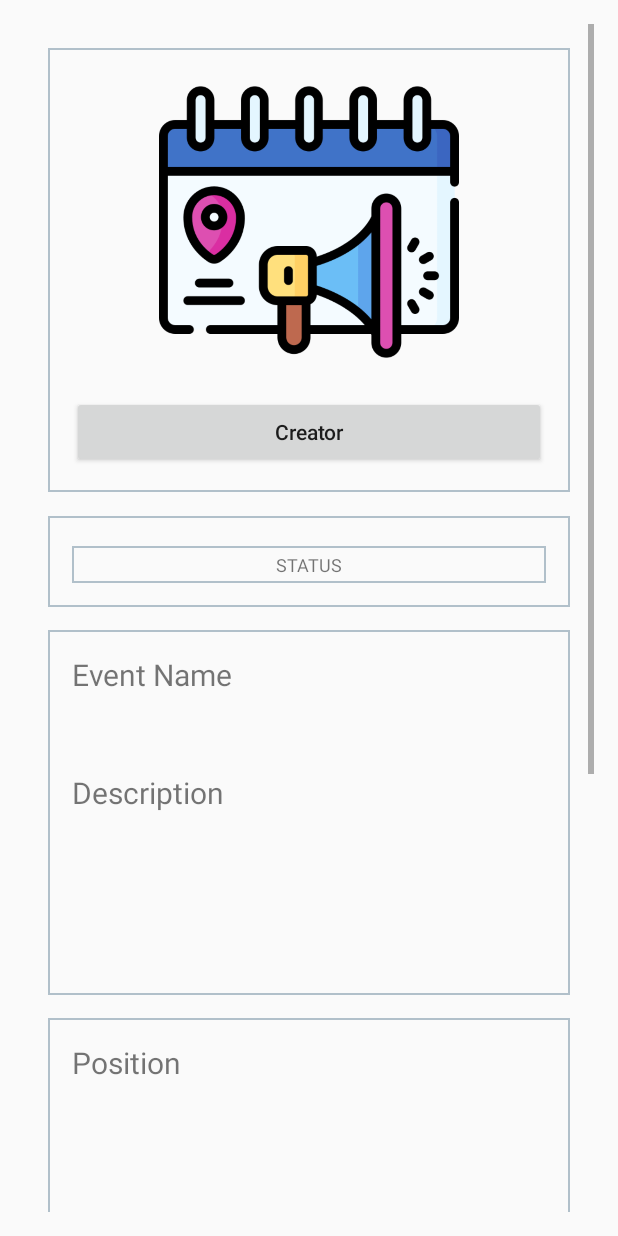
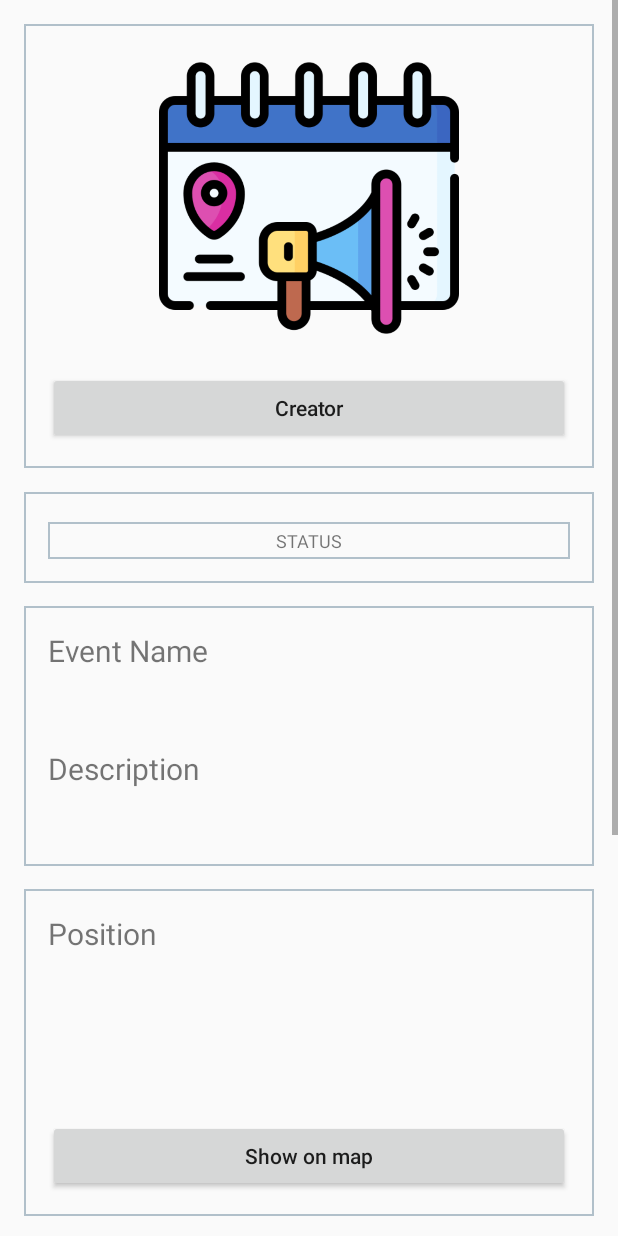
Before and after one commit to tomomoto/Meeter_AndroidClient, an Android app: the layout activity_event_readable.xml on its own in the app's theme, with its tools: preview values and no code run, on a phone screen of 412 x 824 dp. Run offline under Robolectric (Android 15) with nearby library versions, the phone set to English and light mode, and no system bars.

```diff
--- a/AndroidClient/src/main/java/com/tom/meeter/context/profile/component/activity/ProfileActivity.java
+++ b/AndroidClient/src/main/java/com/tom/meeter/context/profile/component/activity/ProfileActivity.java
@@ -56,7 +56,7 @@ import com.tom.meeter.context.profile.message.SettingsResponse;
 import com.tom.meeter.context.profile.service.ProfileService;
 import com.tom.meeter.context.profile.service.SettingsService;
 import com.tom.meeter.context.token.service.TokenService;
-import com.tom.meeter.databinding.ProfileActivityBinding;
+import com.tom.meeter.databinding.ActivityProfileBinding;
 import com.tom.meeter.infrastructure.common.Globals;
 import com.tom.meeter.infrastructure.http.ErrorLogger;
 import com.tom.meeter.infrastructure.http.HttpCodes;
@@ -125,7 +125,7 @@ public class ProfileActivity extends AppCompatActivity {
     private IconPackEnum icons = IconPackEnum.FONT_AWESOME;
     private final Map<Long, String> drawerFragmentNames = new HashMap<>();
 
-    private ProfileActivityBinding binding;
+    private ActivityProfileBinding binding;
 
     // flag to load home fragment when user presses back key
     private boolean shouldLoadHomeFragOnBackPress = true;
@@ -189,7 +189,7 @@ public class ProfileActivity extends AppCompatActivity {
 
         logMethod(TAG, this);
 
-        binding = ProfileActivityBinding.inflate(getLayoutInflater());
+        binding = ActivityProfileBinding.inflate(getLayoutInflater());
         View view = binding.getRoot();
         setContentView(view);
 
--- a/AndroidClient/src/main/res/drawable/bg_button_unselected.xml
+++ b/AndroidClient/src/main/res/drawable/bg_button_unselected.xml
@@ -1,7 +1,5 @@
 <?xml version="1.0" encoding="utf-8"?>
-<!-- bg_button_unselected.xml -->
 <shape xmlns:android="http://schemas.android.com/apk/res/android">
-    <!--    <solid android:color="@color/light_gray" />-->
-    <solid android:color="@color/primary_dark" />
+    <solid android:color="@color/colorPrimary" />
     <corners android:radius="16dp" />
 </shape>
--- a/AndroidClient/src/main/res/layout/activity_event_editable.xml
+++ b/AndroidClient/src/main/res/layout/activity_event_editable.xml
@@ -6,8 +6,7 @@
 
     <ScrollView
         android:layout_width="match_parent"
-        android:layout_height="match_parent"
-        android:padding="16dp">
+        android:layout_height="match_parent">
 
         <LinearLayout
             android:layout_width="match_parent"
--- a/AndroidClient/src/main/res/layout/activity_event_readable.xml
+++ b/AndroidClient/src/main/res/layout/activity_event_readable.xml
@@ -6,8 +6,7 @@
 
     <ScrollView
         android:layout_width="match_parent"
-        android:layout_height="match_parent"
-        android:padding="16dp">
+        android:layout_height="match_parent">
 
         <LinearLayout
             android:layout_width="match_parent"
@@ -97,7 +96,6 @@
                     android:id="@+id/description"
                     android:layout_width="match_parent"
                     android:layout_height="wrap_content"
-                    android:lines="4"
                     android:textSize="20sp" />
             </LinearLayout>
             <!-- Position section -->
--- a/AndroidClient/src/main/res/layout/profile_activity.xml
+++ b/AndroidClient/src/main/res/layout/activity_profile.xml
@@ -14,7 +14,7 @@
             android:id="@+id/profile_activity_toolbar"
             android:layout_width="match_parent"
             android:layout_height="?attr/actionBarSize"
-            android:background="?attr/colorPrimary"
+            android:background="?attr/colorPrimaryDark"
             android:minHeight="?attr/actionBarSize"
             app:layout_scrollFlags="enterAlways"
             app:popupTheme="@style/ThemeOverlay.AppCompat.Light" />
--- a/AndroidClient/src/main/res/layout/fragment_events.xml
+++ b/AndroidClient/src/main/res/layout/fragment_events.xml
@@ -14,6 +14,7 @@
             android:id="@+id/fragment_events_tabs"
             android:layout_width="match_parent"
             android:layout_height="?attr/actionBarSize"
+            android:background="?attr/colorPrimaryDark"
             app:tabGravity="fill"
             app:tabMode="fixed" />
     </com.google.android.material.appbar.AppBarLayout>
--- a/AndroidClient/src/main/res/values/colors.xml
+++ b/AndroidClient/src/main/res/values/colors.xml
@@ -1,18 +1,22 @@
 <?xml version="1.0" encoding="utf-8"?>
 <resources>
+<!--    <color name="colorPrimaryDark">#125688</color>-->
     <color name="colorPrimary">#125688</color>
-    <color name="colorPrimaryDark">#125688</color>
+    <color name="colorPrimaryDark">#262626</color>
     <color name="textColorPrimary">#FFFFFF</color>
     <color name="windowBackground">#FFFFFF</color>
-    <color name="navigationBarColor">#000000</color>
-    <color name="colorAccent">#cdd4d9</color>
+<!--    <color name="navigationBarColor">#000000</color>
+    <color name="colorAccent">#cdd4d9</color>-->
+    <color name="navigationBarColor">#262626</color>
+    <color name="statusBarColor">#262626</color>
+    <color name="colorAccent">#1A1919</color>
     <color name="colorAccent2">#c8e8ff</color>
     <color name="editTextBorder">#b1c0ca</color>
     <color name="c0deef">#C0DEEF</color>
 
     <color name="created_status">#E3F2FD</color>
     <color name="published_status">#1976D2</color>
-    <color name="unpublished_status">#0D47A1</color>
+    <color name="unpublished_status">#6A9BED</color>
     <color name="scheduled_status">#F57C00</color>
     <color name="started_status">#388E3C</color>
     <color name="paused_status">#FBC02D</color>
--- a/AndroidClient/src/main/res/values/styles.xml
+++ b/AndroidClient/src/main/res/values/styles.xml
@@ -10,6 +10,8 @@
         <item name="colorPrimary">@color/colorPrimary</item>
         <item name="colorPrimaryDark">@color/colorPrimaryDark</item>
         <item name="colorAccent">@color/colorAccent</item>
+        <item name="android:navigationBarColor">@color/navigationBarColor</item>
+        <item name="android:statusBarColor">@color/statusBarColor</item>
     </style>
 
     <style name="Theme.Transparent.NoUI" parent="Theme.AppCompat.NoActionBar">
@@ -17,6 +19,10 @@
         <item name="android:windowIsTranslucent">true</item>
         <item name="android:windowNoTitle">true</item>
         <item name="android:colorBackgroundCacheHint">@null</item>
+        <item name="android:windowIsFloating">false</item>
+        <item name="android:statusBarColor">@android:color/transparent</item>
+        <item name="android:navigationBarColor">@color/navigationBarColor</item>
+        <!--<item name="android:navigationBarColor">@android:color/transparent</item>-->
     </style>
 
 </resources>
```
Also changed, not shown: AndroidClient/src/main/res/drawable/bg_button_selected.xml (line endings or trailing spaces).
